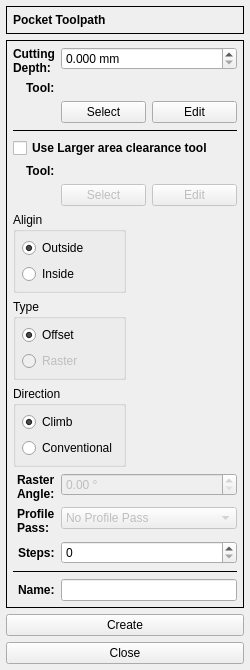
Before: the Qt Designer form G2G/forms/pocketform.ui in aLDime/GERBER_X2, drawn with Qt 5.
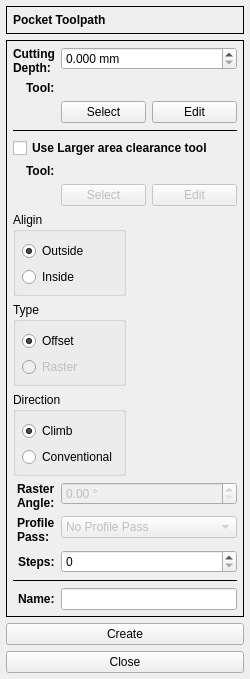
After: the same form once the commit is applied. Icons and pictures are not drawn. Custom widgets are drawn as their Qt base class.

Diff of the .ui file:
```diff
--- a/G2G/forms/pocketform.ui
+++ b/G2G/forms/pocketform.ui
@@ -255,7 +255,7 @@
             <number>6</number>
            </property>
            <property name="topMargin">
-            <number>6</number>
+            <number>9</number>
            </property>
            <property name="rightMargin">
             <number>6</number>
@@ -293,7 +293,7 @@
             <number>6</number>
            </property>
            <property name="topMargin">
-            <number>6</number>
+            <number>9</number>
            </property>
            <property name="rightMargin">
             <number>6</number>
@@ -334,7 +334,7 @@
             <number>6</number>
            </property>
            <property name="topMargin">
-            <number>6</number>
+            <number>9</number>
            </property>
            <property name="rightMargin">
             <number>6</number>
```
